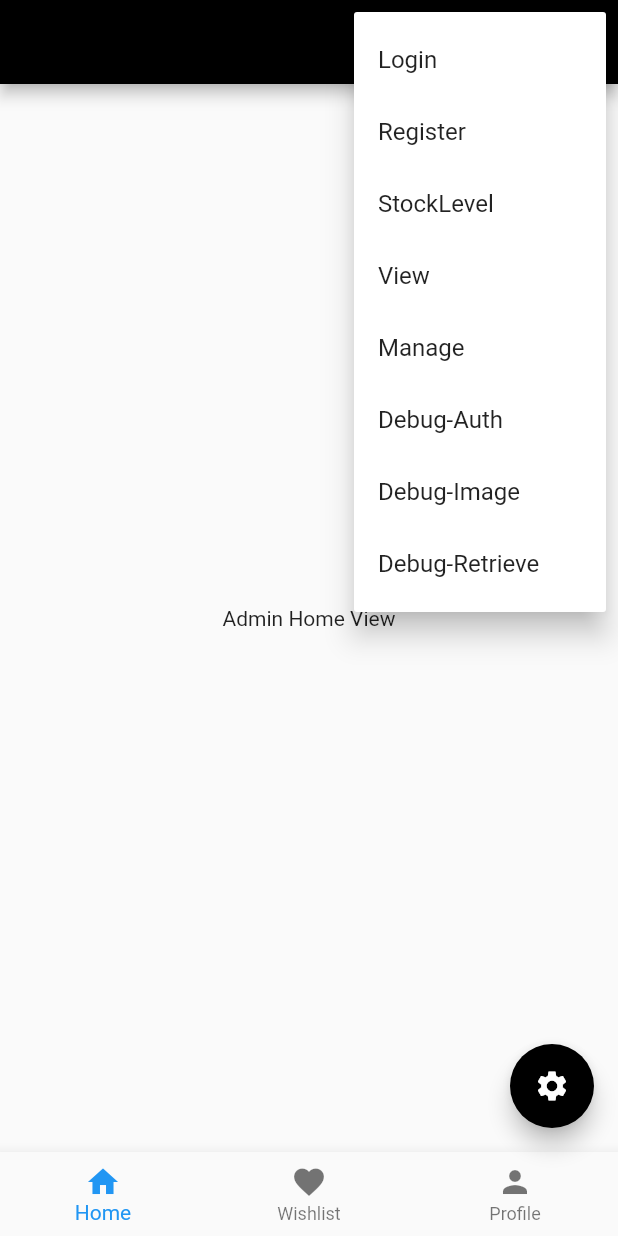
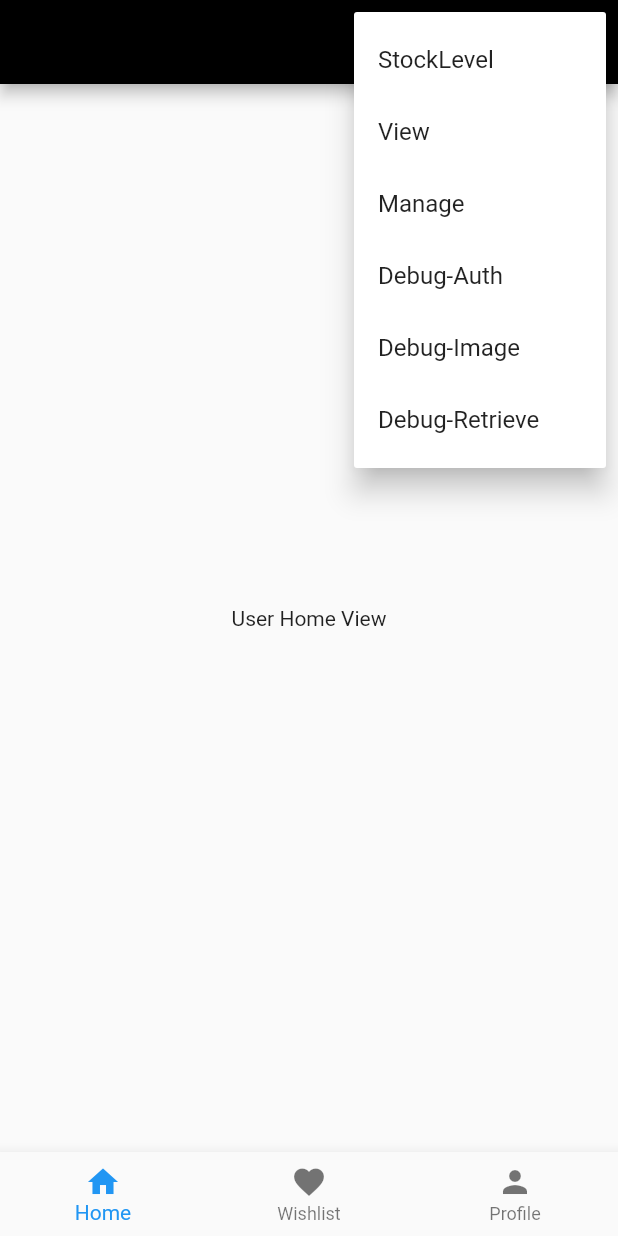
Before and after one commit to DaveHo19/AgileDevProject, a Flutter app: the screen it shows once a user with an empty profile is signed in, after a tap on the "more vert" icon, on a phone screen of 412 x 824 dp. Run offline on Flutter 3.47's test engine with Material 2 defaults, Android fonts, the phone set to English and light mode, and no system bars; our stand-ins replace cloud_firestore, file_picker, firebase_auth, firebase_core, firebase_storage, flutter_svg and 1 more; missing offline and left inert: dart:html, dart:js_util; accounts and stored records are empty.

Commit message:
Major Update
Changes
- Merge with Sin Ni branch
- Added Login/ Register/ Logout features.
- Modified on debug menu items.
- Modified on Profile Scene (Now can perform login/register/logout in this scene)
- Added condition checking for email.

```diff
--- a/agile_project/lib/models/user.dart
+++ b/agile_project/lib/models/user.dart
@@ -1,5 +1,9 @@
 class AppUser{
+
   final String uid;
 
-  AppUser({required this.uid});
+  AppUser({
+    required this.uid,
+
+    });
 }
--- /dev/null
+++ b/agile_project/lib/models/userInfo.dart
@@ -0,0 +1,29 @@
+class UserInfomation{
+
+  final String uid;
+  final String userName;
+  final String emailAddress;
+
+    /*
+    account level
+    0 = Admin
+    1 = Client
+  */
+  final int accountLevel;
+
+  List<String> wishList;
+  Map<String, String> addressMap;
+
+  //future uses
+  List<String> orderList;
+
+  UserInfomation({
+    required this.uid,
+    required this.userName,
+    required this.emailAddress,
+    required this.accountLevel,
+    this.wishList = const [],
+    this.addressMap = const {},
+    this.orderList = const [],
+    });
+}
--- a/agile_project/lib/scenes/authentication/LoginScene.dart
+++ b/agile_project/lib/scenes/authentication/login/LoginScene.dart
@@ -1,5 +1,5 @@
 import 'package:flutter/material.dart';
-import 'package:agile_project/scenes/authentication/components/LoginBody.dart';
+import 'package:agile_project/scenes/authentication/login/LoginBody.dart';
 
 class MyLoginScene extends StatefulWidget {
   const MyLoginScene({Key? key}) : super(key: key);
@@ -22,13 +22,7 @@ class _MyLoginSceneState extends State<MyLoginScene> {
         backgroundColor: Colors.black,
         foregroundColor: Colors.white,
       ),
-      body: Login(),
-
-      // const SafeArea(
-      // child: Center(
-      //   child: Text("Login Scene Here")
-      // ),
-      // ),
+      body: const Login(),
     );
   }
 }
--- a/agile_project/lib/scenes/home/HomeScene.dart
+++ b/agile_project/lib/scenes/home/HomeScene.dart
@@ -14,6 +14,8 @@ class MyHomeScene extends StatefulWidget{
 
 class _MyHomeSceneState extends State<MyHomeScene>{
 
+  var user;
+  AccountType currAccountType = AccountType.guest;
   @override
   void initState() {
     super.initState();
@@ -22,7 +24,8 @@ class _MyHomeSceneState extends State<MyHomeScene>{
   @override
   Widget build(BuildContext context) {
     //for identify login or not
-    AccountType currAccountType = (Provider.of<AppUser?>(context) == null) ? AccountType.guest : AccountType.admin;
+    user = Provider.of<AppUser?>(context);
+    isAdmin();
     return Center(
       child:  (currAccountType == AccountType.guest) ?
               const Text("Guest Home View") :
@@ -32,4 +35,17 @@ class _MyHomeSceneState extends State<MyHomeScene>{
               const Text("Admin Home View") : const Text("ERROR: Account Type Out of Bonud"),
       );
   }
+
+    void isAdmin(){
+
+     if (user != null){
+      if (user.uid == "AJDG4Ze3wpdav5bThoGHMfCekmI2"){
+        currAccountType = AccountType.admin;
+     } else {
+       currAccountType = AccountType.user;
+      }
+     } else {
+       currAccountType = AccountType.guest;
+     }
+  }
 }
--- a/agile_project/lib/services/firebase_auth.dart
+++ b/agile_project/lib/services/firebase_auth.dart
@@ -1,3 +1,5 @@
+import 'package:agile_project/models/userInfo.dart';
+import 'package:agile_project/services/databaseService.dart';
 import 'package:firebase_auth/firebase_auth.dart';
 import 'package:agile_project/models/user.dart';
 
@@ -44,8 +46,16 @@ class AuthService{
       UserCredential result = await _auth.createUserWithEmailAndPassword(email: email, password: password);
       User? user = result.user;
       if( user != null){
-        //await DatabaseService(uid: user.uid).updateUserData("0", "new crew member", 100);
-        //await DatabaseService(uid: user.uid).updateUserData2("Book", "Info");
+        dynamic result = await DatabaseService().createUserProfile(UserInfomation(
+          uid: user.uid,
+          userName: "New User",
+          emailAddress: email,
+          accountLevel: 1));
+
+        if (result == null){
+          AppUser newUser = AppUser(uid: user.uid);
+        }
+
       }
       return _userFromFirebase(user);
     } catch (e){
--- a/agile_project/lib/wrapper.dart
+++ b/agile_project/lib/wrapper.dart
@@ -2,9 +2,10 @@ import 'dart:js_util';
 
 import 'package:agile_project/models/book.dart';
 import 'package:agile_project/models/user.dart';
+import 'package:agile_project/models/userInfo.dart';
 import 'package:agile_project/scenes/admin-only/StockLevelScene.dart';
-import 'package:agile_project/scenes/authentication/LoginScene.dart';
-import 'package:agile_project/scenes/authentication/RegisterScene.dart';
+import 'package:agile_project/scenes/authentication/login/LoginScene.dart';
+import 'package:agile_project/scenes/authentication/register/RegisterScene.dart';
 import 'package:agile_project/scenes/debug/debug_auth.dart';
 import 'package:agile_project/scenes/debug/debug_image.dart';
 import 'package:agile_project/scenes/debug/debug_retrieve.dart';
@@ -13,6 +14,8 @@ import 'package:agile_project/scenes/product/ManageProductScene.dart';
 import 'package:agile_project/scenes/product/ViewProductScene.dart';
 import 'package:agile_project/scenes/user/ProfileScene.dart';
 import 'package:agile_project/scenes/user/WishlistScene.dart';
+import 'package:agile_project/services/databaseService.dart';
+import 'package:firebase_auth/firebase_auth.dart';
 import 'package:flutter/material.dart';
 import 'package:provider/provider.dart';
 
@@ -29,8 +32,7 @@ class _WrapperState extends State<Wrapper> {
  //initial scene for bottom navigator
   int _selectedNavIndex = 0;
   AccountType accountType = AccountType.guest;
-
-
+  var user;
   void _onItemTapped(int index){
     setState(() => {
     _selectedNavIndex = index,
@@ -49,8 +51,8 @@ class _WrapperState extends State<Wrapper> {
 
   @override
   Widget build(BuildContext context) {
-    final user = Provider.of<AppUser?>(context);
-    accountType = (user == null) ? AccountType.guest : AccountType.admin;
+    user = Provider.of<AppUser?>(context);
+    isAdmin();
     return Scaffold(
       //top bar
       appBar: AppBar(
@@ -65,11 +67,7 @@ class _WrapperState extends State<Wrapper> {
           IconButton(
             icon: const Icon(Icons.account_circle),
             onPressed: ()=>{
-              accountType = (accountType == AccountType.admin) ? AccountType.guest : AccountType.admin,
-              //for refresh purpose
-              setState(() => {
-                _initialBottomNavigationScene(),
-              }),
+              print(user),
             },
           ),
           //debug purpose
@@ -77,34 +75,26 @@ class _WrapperState extends State<Wrapper> {
             itemBuilder: (context) => [
               const PopupMenuItem<int>(
                 value: 0,
-                child: Text("Login"),
+                child: Text("StockLevel"),
               ),
               const PopupMenuItem<int>(
                 value: 1,
-                child: Text("Register"),
+                child: Text("View"),
               ),
               const PopupMenuItem<int>(
                 value: 2,
-                child: Text("StockLevel"),
+                child: Text("Manage"),
               ),
               const PopupMenuItem<int>(
                 value: 3,
-                child: Text("View"),
+                child: Text("Debug-Auth"),
               ),
               const PopupMenuItem<int>(
                 value: 4,
-                child: Text("Manage"),
+                child: Text("Debug-Image"),
               ),
               const PopupMenuItem<int>(
                 value: 5,
-                child: Text("Debug-Auth"),
-              ),
-              const PopupMenuItem<int>(
-                value: 6,
-                child: Text("Debug-Image"),
-              ),
-              const PopupMenuItem<int>(
-                value: 7,
                 child: Text("Debug-Retrieve"),
               ),
             ],
@@ -161,15 +151,9 @@ class _WrapperState extends State<Wrapper> {
   void debugHandler(BuildContext context, int i){
     switch (i){
       case 0:
-        Navigator.push(context, MaterialPageRoute(builder: (context) => const MyLoginScene()));
+        Navigator.push(context, MaterialPageRoute(builder: (context) => const MyStockLevelScene()));
         break;
       case 1:
-        Navigator.push(context, MaterialPageRoute(builder: (context) => const MyRegisterScene()));
-        break;
-      case 2:
-        Navigator.push(context, MaterialPageRoute(builder: (context) => const MyStockLevelScene()));
-        break;
-      case 3:
         List<String> items = <String>[];
         items.add("A");
         items.add("B");
@@ -189,19 +173,33 @@ class _WrapperState extends State<Wrapper> {
                 builder: (context) => MyViewProductScene(
                     viewManagement: ViewManagement.public, book: tempBook)));
         break;
-      case 4:
+      case 2:
         Navigator.push(context, MaterialPageRoute(builder: (context) => MyManageProductScene(bookManagement: BookManagement.create,)));
         break;
-      case 5:
+      case 3:
         Navigator.push(context, MaterialPageRoute(builder: (context) => const DebugAuth()));
         break;
-      case 6:
+      case 4:
         Navigator.push(context, MaterialPageRoute(builder: (context) => const DebugImage()));
       break;
-      case 7:
+      case 5:
         Navigator.push(context, MaterialPageRoute(builder: (context) => const DebugRetrieve()));
       break;
     }
   }
 
+  void isAdmin(){
+
+     if (user != null){
+      if (user.uid == "AJDG4Ze3wpdav5bThoGHMfCekmI2"){
+        accountType = AccountType.admin;
+     } else {
+       accountType = AccountType.user;
+      }
+     } else {
+       accountType = AccountType.guest;
+     }
+
+  }
+
 }
--- a/agile_project/pubspec.yaml
+++ b/agile_project/pubspec.yaml
@@ -43,6 +43,7 @@ dependencies:
   table_calendar: ^3.0.5
   intl: ^0.17.0
   searchbar_animation: ^0.0.2
+  flutter_svg: ^1.0.3
 
 dev_dependencies:
   flutter_test:
```
Also changed, not shown: agile_project/lib/scenes/authentication/components/LoginBody.dart (deleted, +0 -37 lines), agile_project/lib/scenes/authentication/components/RegisterBody.dart (deleted, +0 -41 lines), agile_project/lib/scenes/authentication/login/LoginBody.dart (added, +86 -0 lines), agile_project/lib/scenes/authentication/register/RegisterBody.dart (added, +97 -0 lines), agile_project/lib/scenes/authentication/register/RegisterScene.dart (renamed from agile_project/lib/scenes/authentication/RegisterScene.dart, +2 -21 lines), agile_project/lib/scenes/user/ProfileScene.dart (+51 -3 lines), agile_project/lib/services/databaseService.dart (+30 -14 lines), agile_project/lib/scenes/authentication/login/LoginBackground.dart (renamed from agile_project/lib/scenes/authentication/components/LoginBackground.dart), agile_project/lib/scenes/authentication/register/RegisterBackground.dart (renamed from agile_project/lib/scenes/authentication/components/RegisterBackground.dart), agile_project/pubspec.lock.
